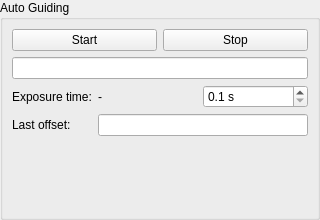
Qt form pyobs_gui/qt/autoguidingwidget.ui (pyobs/pyobs-gui) before a commit.
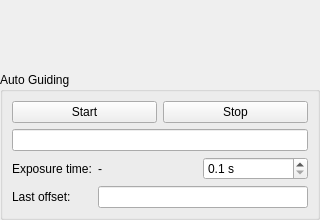
The same form after that commit. Custom widgets are drawn as their Qt base class.

Commit message: Add offset-magnitude and lon/lat plots to AutoGuidingWidget, fix exposure-time pre-fill

```diff
--- a/pyobs_gui/qt/autoguidingwidget.ui
+++ b/pyobs_gui/qt/autoguidingwidget.ui
@@ -13,7 +13,7 @@
   <property name="windowTitle">
    <string>Form</string>
   </property>
-  <layout class="QVBoxLayout" name="verticalLayout">
+  <layout class="QVBoxLayout" name="verticalLayout" stretch="1,0">
    <property name="spacing">
     <number>0</number>
    </property>
@@ -29,6 +29,16 @@
    <property name="bottomMargin">
     <number>0</number>
    </property>
+   <item>
+    <widget class="QFrame" name="framePlot">
+     <property name="frameShape">
+      <enum>QFrame::Shape::NoFrame</enum>
+     </property>
+     <property name="frameShadow">
+      <enum>QFrame::Shadow::Raised</enum>
+     </property>
+    </widget>
+   </item>
    <item>
     <widget class="QGroupBox" name="groupBox">
      <property name="title">
```
The commit also changes 4 other files.
